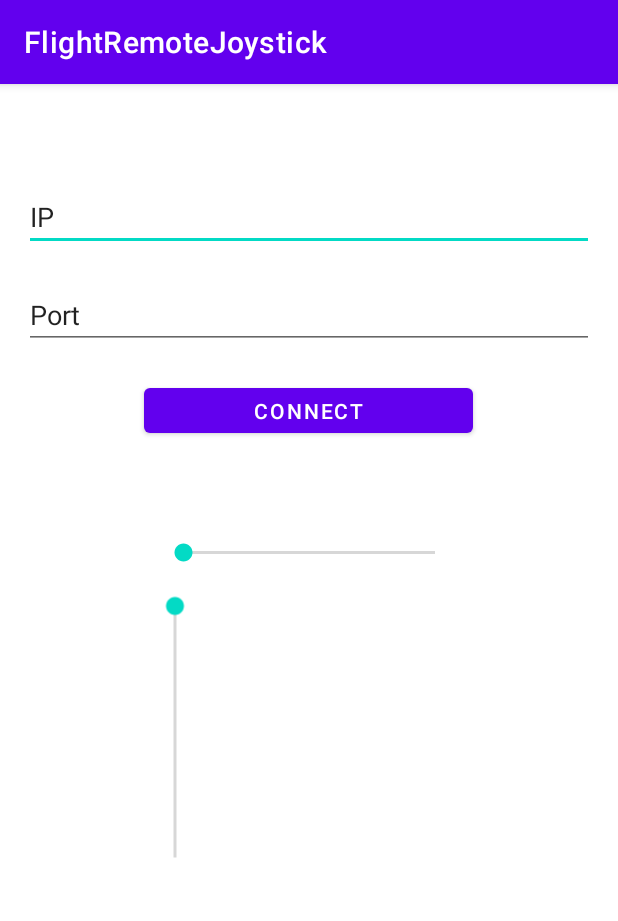
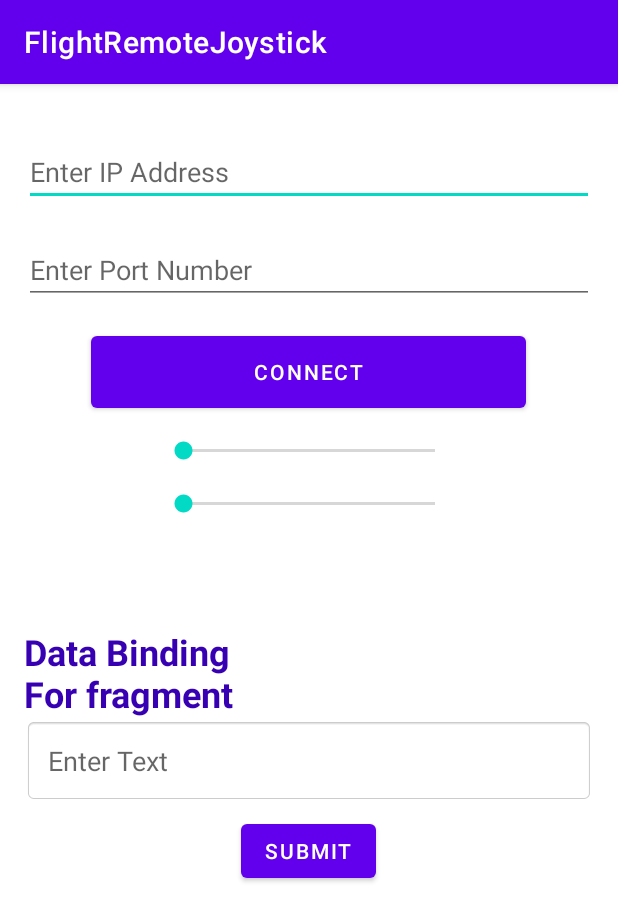
Before and after one commit to AsafLe5/FlightRemoteJoystick, an Android app: the screen it shows after launch (MainActivity), on a phone screen of 412 x 824 dp. Shown: the top 921 px of the screen. Run offline under Robolectric (Android 15) with nearby library versions, the phone set to English and light mode, and no system bars; our stand-ins replace data binding.

Commit message:
Added a data binding text.

```diff
--- a/app/build.gradle
+++ b/app/build.gradle
@@ -35,6 +35,7 @@ dependencies {
     implementation 'androidx.appcompat:appcompat:1.3.0'
     implementation 'com.google.android.material:material:1.3.0'
     implementation 'androidx.constraintlayout:constraintlayout:2.0.4'
+    implementation 'androidx.legacy:legacy-support-v4:1.0.0'
     testImplementation 'junit:junit:4.+'
     androidTestImplementation 'androidx.test.ext:junit:1.1.2'
     androidTestImplementation 'androidx.test.espresso:espresso-core:3.3.0'
--- a/app/src/main/java/com/flightremotejoystick/views/MainActivity.java
+++ b/app/src/main/java/com/flightremotejoystick/views/MainActivity.java
@@ -2,10 +2,12 @@ package com.flightremotejoystick.views;
 
 import androidx.appcompat.app.AppCompatActivity;
 import androidx.databinding.DataBindingUtil;
+import androidx.fragment.app.Fragment;
 
 import android.app.Activity;
 import android.os.Bundle;
 import android.view.View;
+import android.widget.Toast;
 
 import com.flightremotejoystick.R;
 import com.flightremotejoystick.databinding.ActivityMainBinding;
@@ -25,18 +27,24 @@ public class MainActivity extends AppCompatActivity {
             @Override
             public void onClick(View v) {
                 //Get IP from edit text
-                String ip = binding.ipText.getText().toString().trim();
+                String ipString = binding.ipText.getText().toString().trim();
                 //Check condition
-                if(!ip.equals("")){
+                if(!ipString.equals("")){
                     //When text is not empty
                     //Set text on text view
-                    binding.tvOutput.setText(ip);
+                    binding.tvOutput.setText(ipString);
                 }
                 else{
-                    //When text is empty - display t
+                    //When text is empty
+                    Toast.makeText(v.getContext()
+                            ,"please enter text!",Toast.LENGTH_SHORT).show();
                 }
             }
         });
+        //initiallize fragment
+        Fragment fragment = new MainFragment();
+        //Commit fragment.
+        getSupportFragmentManager().beginTransaction().replace(R.id.fragment,fragment).commit();
         setContentView(R.layout.activity_main);
     }
 }
--- /dev/null
+++ b/app/src/main/java/com/flightremotejoystick/views/MainFragment.java
@@ -0,0 +1,97 @@
+package com.flightremotejoystick.views;
+
+import android.os.Bundle;
+
+import androidx.databinding.DataBindingUtil;
+import androidx.fragment.app.Fragment;
+
+import android.view.LayoutInflater;
+import android.view.View;
+import android.view.ViewGroup;
+import android.widget.Toast;
+
+import com.flightremotejoystick.R;
+import com.flightremotejoystick.databinding.FragmentMainBinding;
+
+/**
+ * A simple {@link Fragment} subclass.
+ * Use the {@link MainFragment#newInstance} factory method to
+ * create an instance of this fragment.
+ */
+public class MainFragment extends Fragment {
+
+    //Initiallize variable
+    private FragmentMainBinding binding;
+    private View view;
+
+
+    // TODO: Rename parameter arguments, choose names that match
+    // the fragment initialization parameters, e.g. ARG_ITEM_NUMBER
+    private static final String ARG_PARAM1 = "param1";
+    private static final String ARG_PARAM2 = "param2";
+
+    // TODO: Rename and change types of parameters
+    private String mParam1;
+    private String mParam2;
+
+    public MainFragment() {
+        // Required empty public constructor
+    }
+
+    /**
+     * Use this factory method to create a new instance of
+     * this fragment using the provided parameters.
+     *
+     * @param param1 Parameter 1.
+     * @param param2 Parameter 2.
+     * @return A new instance of fragment MainFragment.
+     */
+    // TODO: Rename and change types and number of parameters
+    public static MainFragment newInstance(String param1, String param2) {
+        MainFragment fragment = new MainFragment();
+        Bundle args = new Bundle();
+        args.putString(ARG_PARAM1, param1);
+        args.putString(ARG_PARAM2, param2);
+        fragment.setArguments(args);
+        return fragment;
+    }
+
+    @Override
+    public void onCreate(Bundle savedInstanceState) {
+        super.onCreate(savedInstanceState);
+        if (getArguments() != null) {
+            mParam1 = getArguments().getString(ARG_PARAM1);
+            mParam2 = getArguments().getString(ARG_PARAM2);
+        }
+    }
+
+    @Override
+    public View onCreateView(LayoutInflater inflater, ViewGroup container,
+                             Bundle savedInstanceState) {
+        //Assign variable
+        binding = DataBindingUtil.inflate(inflater,R.layout.fragment_main,container,false);
+        view = binding.getRoot();
+
+        binding.btSubmit.setOnClickListener(new View.OnClickListener() {
+            @Override
+            public void onClick(View view) {
+                //get text from edit text
+                String sText = binding.etInput.getText().toString().trim();
+                //check condition
+                if(!sText.equals("")){
+                    //When text is not empty
+                    //Set text on text view
+                    binding.tvOutput.setText(sText);
+                }else{
+                    //When text is empty
+                    //Display toast
+                    Toast.makeText(view.getContext()
+                            ,"Please enter text",Toast.LENGTH_SHORT).show();
+                }
+            }
+        });
+
+        //return view
+        return view;
+    }
+}
--- a/app/src/main/res/layout/activity_main.xml
+++ b/app/src/main/res/layout/activity_main.xml
@@ -14,10 +14,10 @@
             android:id="@+id/ipText"
             android:layout_width="match_parent"
             android:layout_height="wrap_content"
-            android:layout_marginTop="50dp"
+            android:layout_marginTop="20dp"
             android:ems="10"
             android:inputType="textPersonName"
-            android:text="IP"
+            android:hint="Enter IP Address"
             android:layout_gravity="center"
             app:layout_constraintEnd_toEndOf="parent"
             app:layout_constraintHorizontal_bias="0.5"
@@ -32,7 +32,7 @@
             android:ems="10"
             android:inputType="textPersonName"
             android:layout_gravity="center"
-            android:text="Port"
+            android:hint="Enter Port Number"
             app:layout_constraintEnd_toEndOf="parent"
             app:layout_constraintHorizontal_bias="0.5"
             app:layout_constraintStart_toStartOf="parent"
@@ -40,9 +40,9 @@
 
         <Button
             android:id="@+id/connectButton"
-            android:layout_width="219dp"
-            android:layout_height="42dp"
-            android:layout_marginTop="20dp"
+            android:layout_width="290dp"
+            android:layout_height="60dp"
+            android:layout_marginTop="15dp"
             android:text="Connect"
             android:layout_gravity="center"
             app:layout_constraintEnd_toEndOf="parent"
@@ -53,9 +53,9 @@
         <SeekBar
             android:id="@+id/rudderSeekBar"
             android:layout_width="200dp"
-            android:layout_height="48dp"
+            android:layout_height="25dp"
             android:layout_gravity="center"
-            android:layout_marginTop="50dp"
+            android:layout_marginTop="10dp"
             app:layout_constraintEnd_toEndOf="parent"
             app:layout_constraintHorizontal_bias="0.539"
             app:layout_constraintStart_toStartOf="parent"
@@ -64,21 +64,26 @@
         <SeekBar
             android:id="@+id/throttleSeekBar"
             android:layout_width="200dp"
-            android:layout_height="150dp"
-            android:layout_marginTop="20dp"
-            android:rotation="90"
+            android:layout_gravity="center"
+            android:layout_height="25dp"
+            android:layout_marginTop="10dp"
             app:layout_constraintTop_toTopOf="parent"
             tools:layout_editor_absoluteX="237dp" />
 
         <TextView
             android:layout_width="match_parent"
             android:layout_height="wrap_content"
-            android:id="@+id/tvOutput"
+            android:id="@+id/tv_output"
             android:textSize="32sp"
             android:textStyle="bold"
             android:gravity="center"
-            android:layout_marginTop="20dp"/>
+            android:layout_marginTop="10dp"/>
 
+        <FrameLayout
+            android:layout_width="match_parent"
+            android:layout_height="match_parent"
+            android:id="@+id/fragment"
+            android:layout_marginTop="16dp"/>
 
     </LinearLayout>
 </layout>
--- /dev/null
+++ b/app/src/main/res/layout/fragment_main.xml
@@ -0,0 +1,47 @@
+<?xml version="1.0" encoding="utf-8"?>
+<layout xmlns:android="http://schemas.android.com/apk/res/android"
+    xmlns:tools="http://schemas.android.com/tools">
+
+
+    <LinearLayout
+        android:layout_width="match_parent"
+        android:layout_height="match_parent"
+        android:orientation="vertical"
+        android:gravity="center_horizontal"
+        tools:context=".views.MainFragment">
+
+        <!-- TODO: Update blank fragment layout -->
+        <TextView
+            android:layout_width="match_parent"
+            android:layout_height="wrap_content"
+            android:text="Data Binding\nFor fragment"
+            android:textSize="24sp"
+            android:textStyle="bold"
+            android:textColor="@color/design_default_color_primary_dark" />
+
+        <EditText
+            android:layout_width="match_parent"
+            android:layout_height="wrap_content"
+            android:id="@+id/et_input"
+            android:hint="Enter Text"
+            android:padding="16dp"
+            android:background="@android:drawable/editbox_background" />
+
+        <Button
+            android:layout_width="wrap_content"
+            android:layout_height="wrap_content"
+            android:id="@+id/bt_submit"
+            android:text="submit"
+            android:layout_marginTop="8dp" />
+
+        <TextView
+            android:layout_width="match_parent"
+            android:layout_height="wrap_content"
+            android:id="@+id/tvOutput"
+            android:textSize="32sp"
+            android:textStyle="bold"
+            android:gravity="center"
+            android:layout_marginTop="8dp" />
+
+    </LinearLayout>
+</layout>
--- a/app/src/main/res/values/strings.xml
+++ b/app/src/main/res/values/strings.xml
@@ -1,3 +1,5 @@
 <resources>
     <string name="app_name">FlightRemoteJoystick</string>
+    <!-- TODO: Remove or change this placeholder text -->
+    <string name="hello_blank_fragment">Hello blank fragment</string>
 </resources>
```
